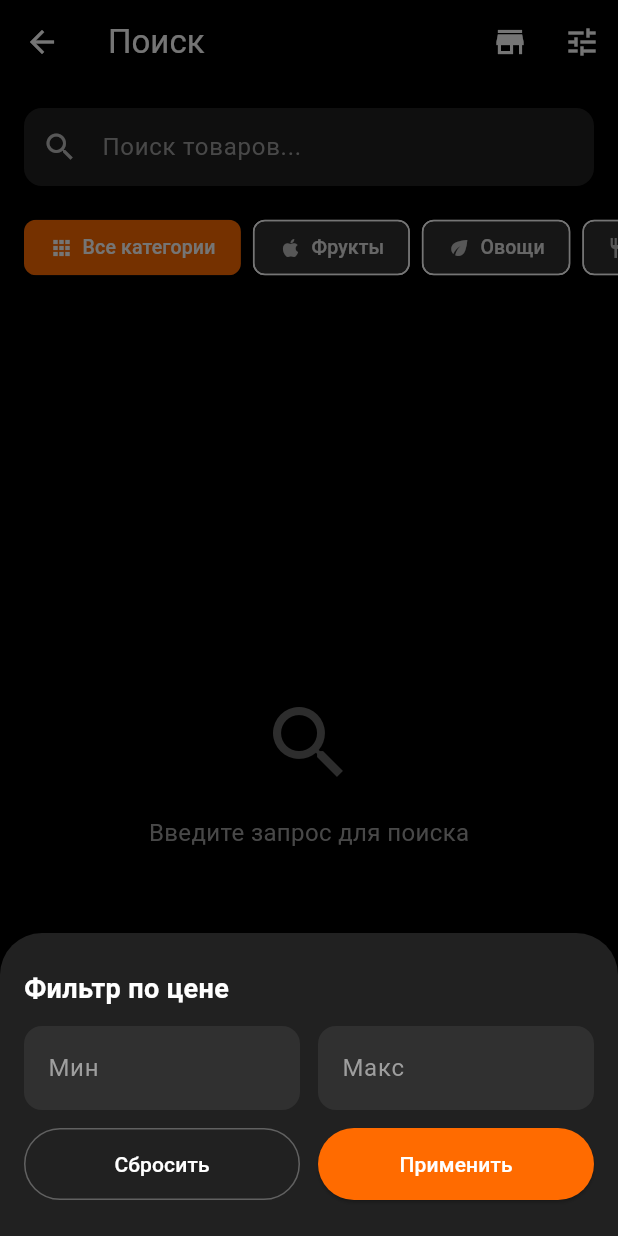
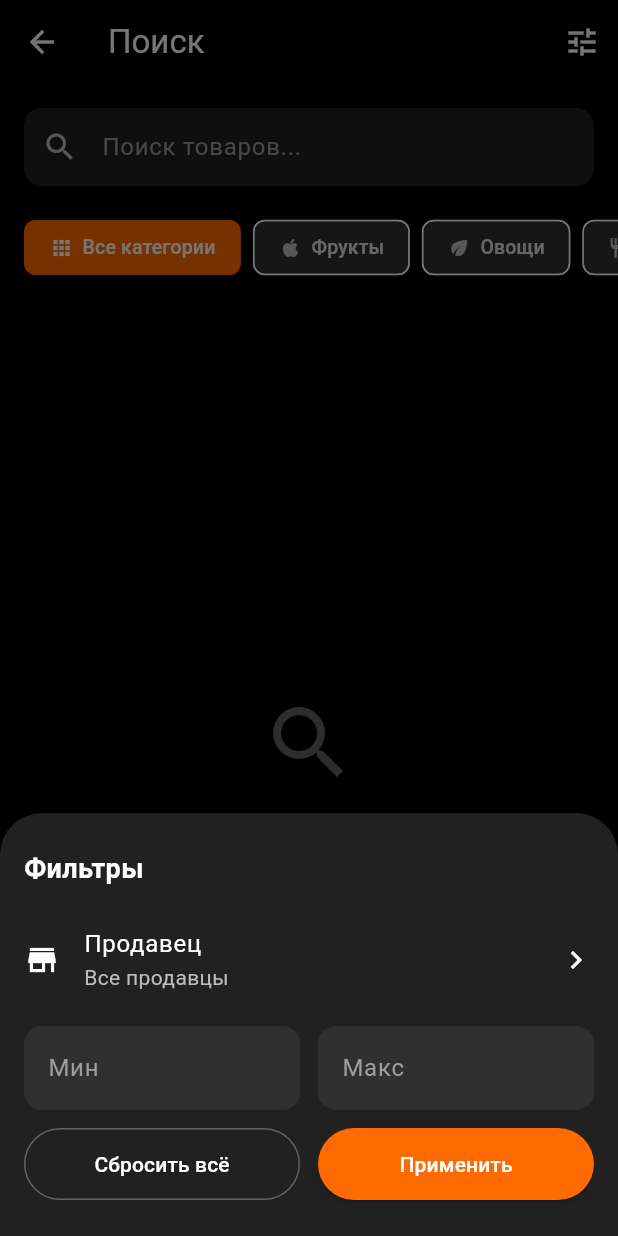
Before and after one commit to buranovt2025-jpg/video-marketplace-app, a Flutter app: the SmartSearchScreen screen opened directly, after a tap on the "tune" icon, on a phone screen of 412 x 824 dp. Run offline on Flutter 3.47's test engine with Material 3 defaults, Android fonts, the phone set to English and light mode, and no system bars; our stand-ins replace cloud_firestore, firebase_auth, firebase_core, firebase_storage, flutter_local_notifications, geolocator and 6 more; missing offline and left inert: mobile_scanner, video_compress; accounts and stored records are empty; network calls fail.

Commit message:
Refactor: Consolidate search filters into a single screen
Co-authored-by: buranovt2025 <buranovt2025@gmail.com>

```diff
--- a/lib/views/screens/buyer/smart_search_screen.dart
+++ b/lib/views/screens/buyer/smart_search_screen.dart
@@ -338,7 +338,7 @@ class _SmartSearchScreenState extends State<SmartSearchScreen> {
     await _performSearch();
   }
 
-  Future<void> _openPriceFilter() async {
+  Future<void> _openFilters() async {
     await showModalBottomSheet<void>(
       context: context,
       backgroundColor: Colors.grey[900],
@@ -357,7 +357,7 @@ class _SmartSearchScreenState extends State<SmartSearchScreen> {
                 children: [
                   const SizedBox(height: 8),
                   Text(
-                    'Фильтр по цене',
+                    'Фильтры',
                     style: const TextStyle(
                       color: Colors.white,
                       fontWeight: FontWeight.bold,
@@ -365,6 +365,28 @@ class _SmartSearchScreenState extends State<SmartSearchScreen> {
                     ),
                   ),
                   const SizedBox(height: 12),
+                  ListTile(
+                    contentPadding: EdgeInsets.zero,
+                    leading: const Icon(Icons.store, color: Colors.white),
+                    title: const Text('Продавец', style: TextStyle(color: Colors.white)),
+                    subtitle: Text(
+                      (_selectedSellerId == null || _selectedSellerId!.isEmpty)
+                          ? 'Все продавцы'
+                          : (_selectedSellerName ?? _selectedSellerId!),
+                      style: TextStyle(color: Colors.grey[400]),
+                      maxLines: 1,
+                      overflow: TextOverflow.ellipsis,
+                    ),
+                    trailing: const Icon(Icons.chevron_right, color: Colors.white),
+                    onTap: () async {
+                      // Close filters sheet, open seller picker, then reopen filters.
+                      Navigator.of(context).pop();
+                      await _pickSeller();
+                      if (!mounted) return;
+                      await _openFilters();
+                    },
+                  ),
+                  const SizedBox(height: 8),
                   Row(
                     children: [
                       Expanded(
@@ -412,6 +434,10 @@ class _SmartSearchScreenState extends State<SmartSearchScreen> {
                           onPressed: () {
                             _minPriceController.clear();
                             _maxPriceController.clear();
+                            setState(() {
+                              _selectedSellerId = null;
+                              _selectedSellerName = null;
+                            });
                             Navigator.of(context).pop();
                           },
                           style: OutlinedButton.styleFrom(
@@ -419,7 +445,7 @@ class _SmartSearchScreenState extends State<SmartSearchScreen> {
                             foregroundColor: Colors.white,
                             padding: const EdgeInsets.symmetric(vertical: 14),
                           ),
-                          child: const Text('Сбросить'),
+                          child: const Text('Сбросить всё'),
                         ),
                       ),
                       const SizedBox(width: 12),
@@ -495,13 +521,8 @@ class _SmartSearchScreenState extends State<SmartSearchScreen> {
         ),
         actions: [
           IconButton(
-            tooltip: 'Продавец',
-            onPressed: _pickSeller,
-            icon: const Icon(Icons.store, color: Colors.white),
-          ),
-          IconButton(
-            tooltip: 'Цена',
-            onPressed: _openPriceFilter,
+            tooltip: 'Фильтры',
+            onPressed: _openFilters,
             icon: const Icon(Icons.tune, color: Colors.white),
           ),
         ],
```
Also changed, not shown: 1 other file.
